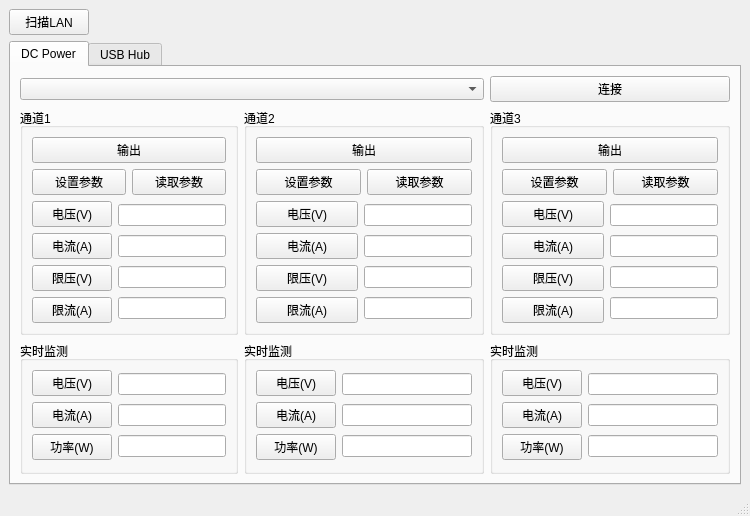
Before: the Qt Designer form mainwindow.ui in cjhonlyone/qt-visa-controller, drawn with Qt 5.
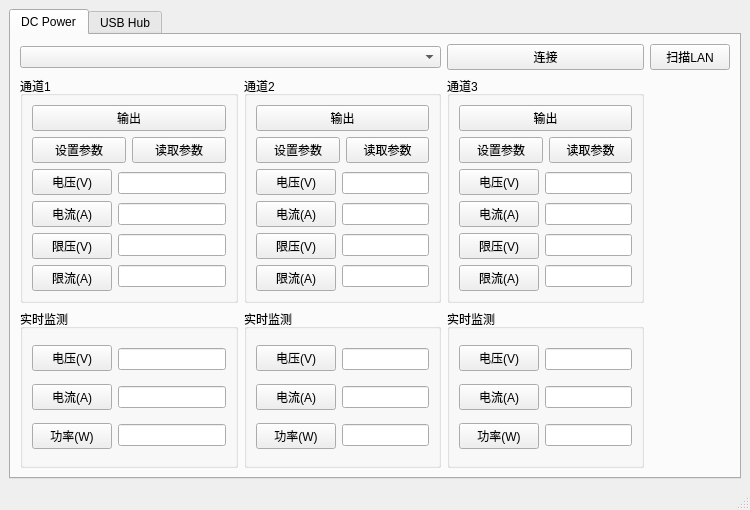
After: the same form once the commit is applied. The open tabs and pages were chosen to show the change.

Commit message:
UI: move SCANLAN into DC Power tab, default to USB Hub tab
- SCANLAN button moved from top-level layout into DC Power tab
  row 0 column 4 (next to 连接 button)
- tabWidget defaultCurrentIndex changed from 0 to 1 (USB Hub tab)

The edit to the form file:
```diff
--- a/mainwindow.ui
+++ b/mainwindow.ui
@@ -28,19 +28,6 @@
   <widget class="QWidget" name="centralwidget">
    <layout class="QGridLayout" name="gridLayout_2">
     <item row="0" column="0">
-     <widget class="QPushButton" name="SCANLAN">
-      <property name="sizePolicy">
-       <sizepolicy hsizetype="Fixed" vsizetype="Fixed">
-        <horstretch>0</horstretch>
-        <verstretch>0</verstretch>
-       </sizepolicy>
-      </property>
-      <property name="text">
-       <string>扫描LAN</string>
-      </property>
-     </widget>
-    </item>
-    <item row="1" column="0">
      <widget class="QTabWidget" name="tabWidget">
       <property name="currentIndex">
        <number>0</number>
@@ -540,6 +527,19 @@
           </property>
          </widget>
         </item>
+        <item row="0" column="4">
+         <widget class="QPushButton" name="SCANLAN">
+          <property name="sizePolicy">
+           <sizepolicy hsizetype="Fixed" vsizetype="Fixed">
+            <horstretch>0</horstretch>
+            <verstretch>0</verstretch>
+           </sizepolicy>
+          </property>
+          <property name="text">
+           <string>扫描LAN</string>
+          </property>
+         </widget>
+        </item>
         <item row="0" column="0" colspan="3">
          <widget class="QComboBox" name="comboBox_DP">
           <property name="sizePolicy">
```
Left out of the diff: 2 changed lines with no effect on the pictures.
